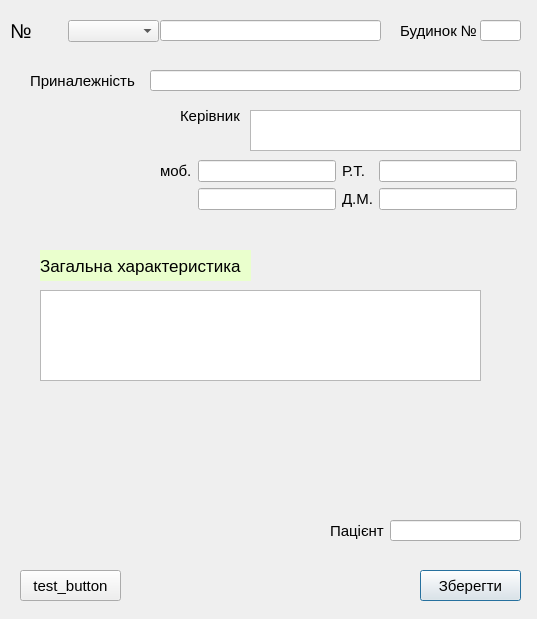
LiquorProg/katalog, file case_record.ui: the form before one commit.
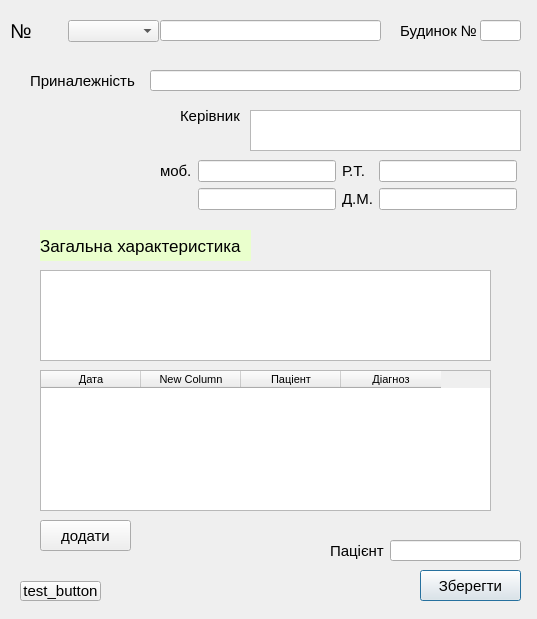
The form after the commit.

The edit to the form file:
```diff
--- a/case_record.ui
+++ b/case_record.ui
@@ -43,7 +43,7 @@
    <property name="geometry">
     <rect>
      <x>40</x>
-     <y>250</y>
+     <y>230</y>
      <width>211</width>
      <height>31</height>
     </rect>
@@ -67,8 +67,8 @@
    <property name="geometry">
     <rect>
      <x>40</x>
-     <y>290</y>
-     <width>441</width>
+     <y>270</y>
+     <width>451</width>
      <height>91</height>
     </rect>
    </property>
@@ -227,7 +227,7 @@
    <property name="geometry">
     <rect>
      <x>330</x>
-     <y>520</y>
+     <y>540</y>
      <width>61</width>
      <height>21</height>
     </rect>
@@ -248,7 +248,7 @@
    <property name="geometry">
     <rect>
      <x>390</x>
-     <y>520</y>
+     <y>540</y>
      <width>131</width>
      <height>21</height>
     </rect>
@@ -258,9 +258,9 @@
    <property name="geometry">
     <rect>
      <x>20</x>
-     <y>570</y>
-     <width>101</width>
-     <height>31</height>
+     <y>581</y>
+     <width>81</width>
+     <height>20</height>
     </rect>
    </property>
    <property name="font">
@@ -341,6 +341,54 @@
     </item>
    </layout>
   </widget>
+  <widget class="QTableWidget" name="tableWidget_diag">
+   <property name="geometry">
+    <rect>
+     <x>40</x>
+     <y>370</y>
+     <width>451</width>
+     <height>141</height>
+    </rect>
+   </property>
+   <column>
+    <property name="text">
+     <string>Дата</string>
+    </property>
+   </column>
+   <column>
+    <property name="text">
+     <string>New Column</string>
+    </property>
+   </column>
+   <column>
+    <property name="text">
+     <string>Паціент</string>
+    </property>
+   </column>
+   <column>
+    <property name="text">
+     <string>Діагноз</string>
+    </property>
+   </column>
+  </widget>
+  <widget class="QPushButton" name="addButton">
+   <property name="geometry">
+    <rect>
+     <x>40</x>
+     <y>520</y>
+     <width>91</width>
+     <height>31</height>
+    </rect>
+   </property>
+   <property name="font">
+    <font>
+     <pointsize>11</pointsize>
+    </font>
+   </property>
+   <property name="text">
+    <string>додати</string>
+   </property>
+  </widget>
  </widget>
  <resources/>
  <connections/>
```
